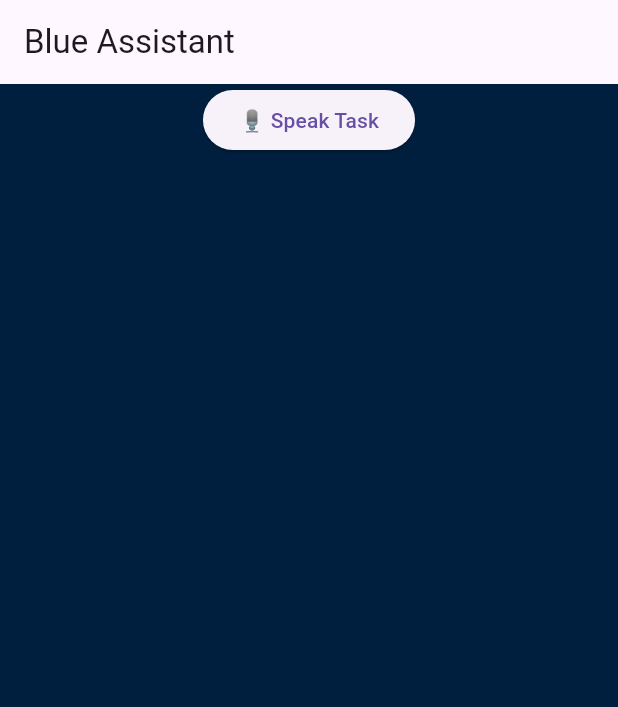
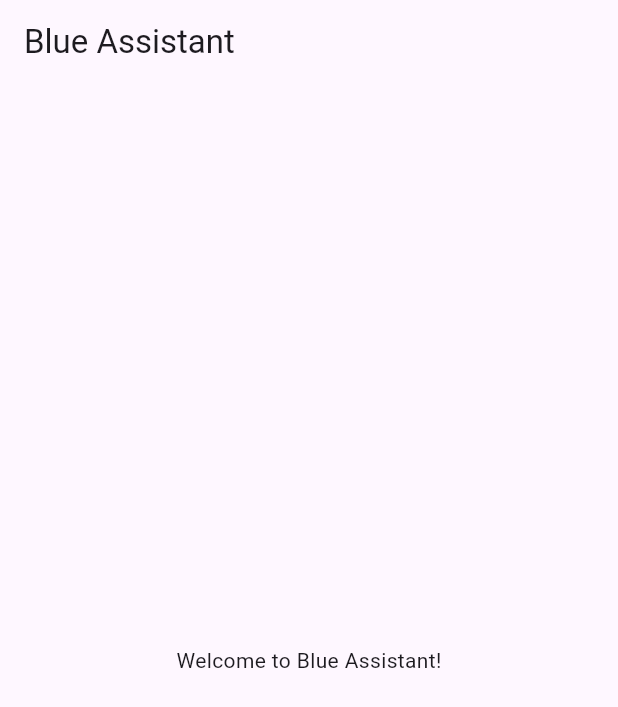
Before and after one commit to Ariharasuthan91/blue-assistant-v1, a Flutter app: the screen it shows after launch, on a phone screen of 412 x 824 dp. Shown: the top 707 px of the screen. Run offline on Flutter 3.47's test engine with Material 3 defaults, Android fonts, the phone set to English and light mode, and no system bars.

```diff
--- a/flutter_blue/lib/home_screen.dart
+++ /dev/null
@@ -1,77 +0,0 @@
-import 'package:flutter/material.dart';
-import 'package:speech_to_text/speech_to_text.dart';
-import 'package:flutter_tts/flutter_tts.dart';
-import 'package:shared_preferences/shared_preferences.dart';
-
-class HomeScreen extends StatefulWidget {
-  @override
-  _HomeScreenState createState() => _HomeScreenState();
-}
-
-class _HomeScreenState extends State<HomeScreen> {
-  SpeechToText stt = SpeechToText();
-  FlutterTts tts = FlutterTts();
-  List<String> tasks = [];
-
-  @override
-  void initState() {
-    super.initState();
-    _loadTasks();
-    _ttsSpeak("Hey Blue, I am here");
-  }
-
-  void _loadTasks() async {
-    SharedPreferences prefs = await SharedPreferences.getInstance();
-    setState(() {
-      tasks = prefs.getStringList('tasks') ?? [];
-    });
-  }
-
-  void _saveTask(String t) async {
-    SharedPreferences prefs = await SharedPreferences.getInstance();
-    tasks.add(t);
-    await prefs.setStringList('tasks', tasks);
-    setState(() {});
-    _ttsSpeak("Task saved: \$t");
-  }
-
-  void _listen() async {
-    bool avail = await stt.initialize();
-    if (avail) {
-      await stt.listen(onResult: (val) {
-        if (val.hasConfidenceRating && val.confidence > 0) {
-          _saveTask(val.recognizedWords.toLowerCase());
-        }
-      });
-    }
-  }
-
-  void _ttsSpeak(String t) {
-    tts.setLanguage("en-US");
-    tts.speak(t);
-  }
-
-  @override
-  Widget build(BuildContext context) {
-    return Scaffold(
-      backgroundColor: Color(0xFF001F3F),
-      appBar: AppBar(title: Text('Blue Assistant')),
-      body: Column(
-        children: [
-          ElevatedButton(
-            onPressed: _listen,
-            child: Text('🎙 Speak Task'),
-          ),
-          Expanded(
-            child: ListView.builder(
-              itemCount: tasks.length,
-              itemBuilder: (_, i) => ListTile(
-                title: Text(tasks[i], style: TextStyle(color: Colors.white)),
-              ),
-            ),
-          ),
-        ],
-      ),
-    );
-  }
-}
--- a/flutter_blue/lib/main.dart
+++ b/flutter_blue/lib/main.dart
@@ -1,20 +1,17 @@
+
 import 'package:flutter/material.dart';
-import 'home_screen.dart';
 
-void main() {
-  runApp(BlueApp());
-}
+void main() => runApp(MyApp());
 
-class BlueApp extends StatelessWidget {
+class MyApp extends StatelessWidget {
   @override
   Widget build(BuildContext context) {
     return MaterialApp(
       title: 'Blue Assistant',
-      theme: ThemeData(
-        primaryColor: Color(0xFF001F3F),
-        accentColor: Color(0xFF00BFFF),
+      home: Scaffold(
+        appBar: AppBar(title: Text('Blue Assistant')),
+        body: Center(child: Text('Welcome to Blue Assistant!')),
       ),
-      home: HomeScreen(),
     );
   }
 }
```
Also changed, not shown: flutter_blue/pubspec.yaml (+13 -7 lines), 7 other files.
